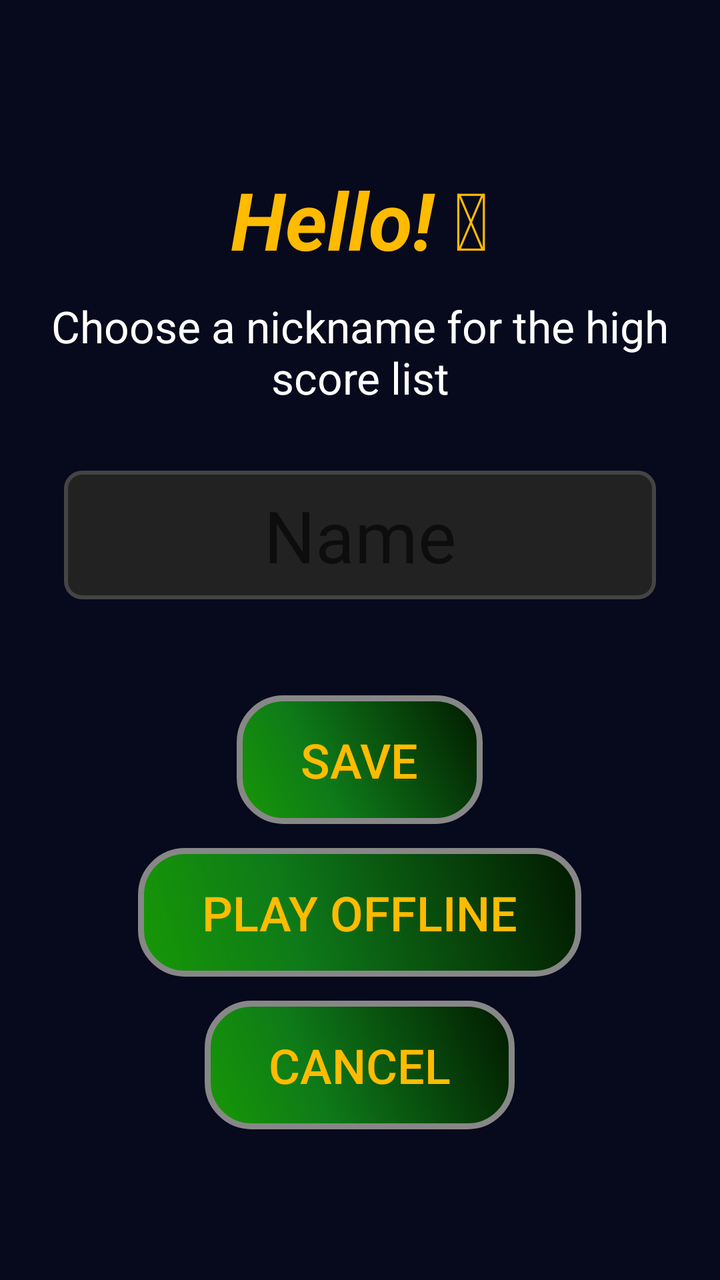
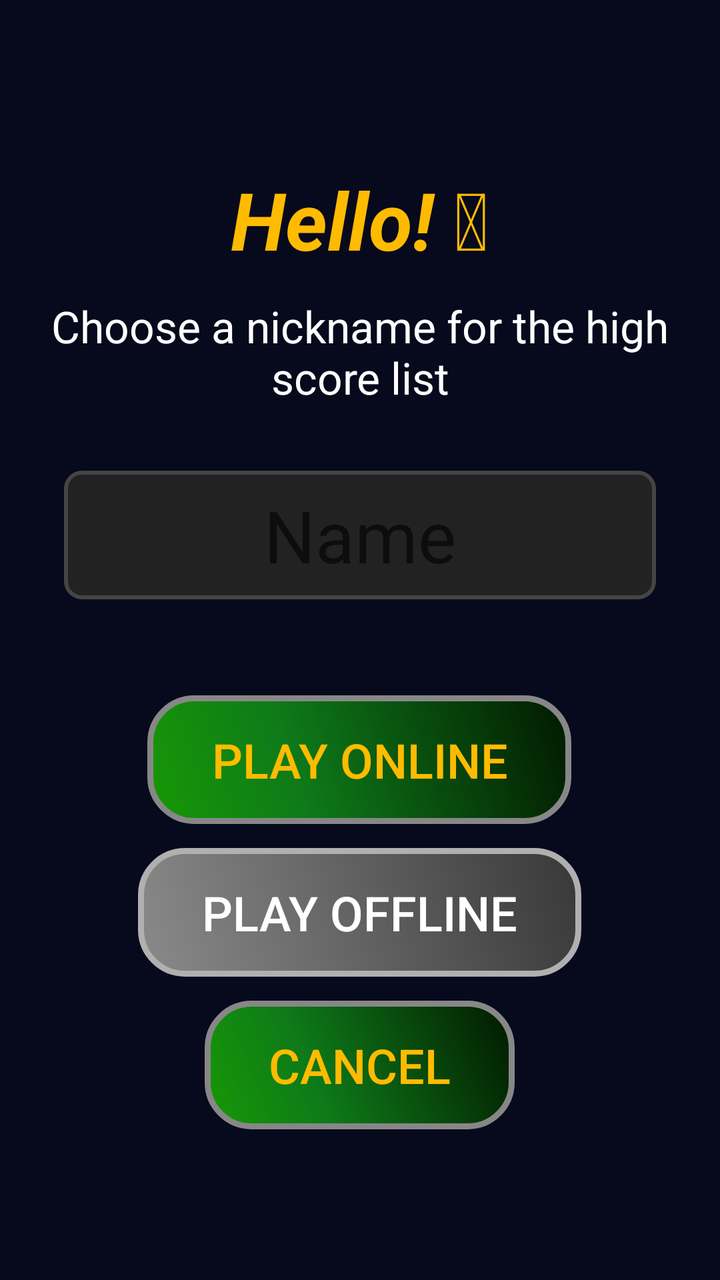

Compare the two renders of this Android layout. The source of the first and the diff that turns it into the second are given below.
<!-- AndroidManifest.xml: application theme AppTheme -->
<!-- res/layout/username_creation.xml -->
<?xml version="1.0" encoding="utf-8"?>
<LinearLayout
        xmlns:android="http://schemas.android.com/apk/res/android"
        android:orientation="vertical"
        android:gravity="center_vertical"
        android:layout_width="match_parent"
        android:layout_height="match_parent">
    <LinearLayout
            android:layout_width="match_parent"
            android:layout_height="wrap_content"
            android:orientation="vertical"
            >
        <LinearLayout
                android:layout_width="wrap_content"
                android:layout_height="wrap_content"
                android:orientation="vertical"
                android:layout_gravity="center">
            <TextView
                    android:layout_width="match_parent"
                    android:layout_height="wrap_content"
                    android:text="@string/your_name"
                    android:id="@+id/your_name"
                    android:textAlignment="center"
                    android:textColor="@color/gold"
                    android:textSize="40sp"
                    android:padding="8sp"
                    android:textStyle="bold|italic"
                    android:enabled="true"
                    android:gravity="center_horizontal"/>
            <TextView
                    android:layout_width="match_parent"
                    android:layout_height="wrap_content"
                    android:text="@string/choose_nickname"
                    android:textAlignment="center"
                    android:textColor="@color/white"
                    android:textSize="22sp"
                    android:layout_marginTop="4dp"
                    android:gravity="center_horizontal"/>
            <EditText
                    android:layout_width="wrap_content"
                    android:layout_height="wrap_content"
                    android:inputType="textPersonName"
                    android:autofillHints="username"
                    android:hint="@string/username_hint"
                    android:background="@drawable/input_background"
                    android:ems="10"
                    android:maxLength="12"
                    android:id="@+id/username_field"
                    android:layout_gravity="center_horizontal"
                    android:textSize="36sp"
                    android:layout_margin="32dp"
                    android:textColor="@color/white"
                    android:textAlignment="center"
                    android:enabled="true"/>
        </LinearLayout>
        <LinearLayout
                android:orientation="vertical"
                android:layout_width="wrap_content"
                android:layout_height="wrap_content"
                android:layout_gravity="center_horizontal"
                android:layout_marginTop="16sp">
            <Button
                    style="?android:attr/buttonBarButtonStyle"
                    android:layout_width="wrap_content"
                    android:layout_height="wrap_content"
                    android:text="@string/save"
                    android:id="@+id/save"
                    android:onClick="saveUsername"
                    android:textSize="24sp"
                    android:background="@drawable/button"
                    android:layout_gravity="center_horizontal"
                    android:textColor="@color/gold"
                    android:enabled="true"
                    android:clickable="true"
                    android:focusable="true" />
            <Button
                    style="?android:attr/buttonBarButtonStyle"
                    android:layout_width="wrap_content"
                    android:layout_height="wrap_content"
                    android:id="@+id/continue_offline"
                    android:onClick="saveUsernameOffline"
                    android:text="@string/continue_offline"
                    android:textSize="24sp"
                    android:background="@drawable/button"
                    android:textColor="@color/gold"
                    android:layout_gravity="center_horizontal"
                    android:layout_marginTop="12sp"
                    android:clickable="true"
                    android:enabled="true"
                    android:focusable="true" />
            <Button
                    style="?android:attr/buttonBarButtonStyle"
                    android:layout_width="wrap_content"
                    android:layout_height="wrap_content"
                    android:id="@+id/cancel"
                    android:onClick="showUsernameSelectionScreen"
                    android:textSize="24sp"
                    android:background="@drawable/button"
                    android:text="@string/cancel"
                    android:textColor="@color/gold"
                    android:layout_gravity="center_horizontal"
                    android:layout_marginTop="12sp"
                    android:clickable="true"
                    android:enabled="true"
                    android:focusable="true"/>
        </LinearLayout>
    </LinearLayout>
</LinearLayout>
<!-- resources referenced by this layout -->
<resources>
  <color name="gold">#FFBB00</color>
  <color name="white">#ffffff</color>
  <!-- drawable button (drawable) -->
  <?xml version="1.0" encoding="utf-8"?>
  <shape xmlns:android="http://schemas.android.com/apk/res/android" android:shape="rectangle" >
      <corners android:radius="22dp"/>
      <gradient
          android:angle="45"
          android:centerX="35%"
          android:centerColor="#0E7A19"
          android:startColor="#179805"
          android:endColor="#021900"
          android:type="linear"/>
      <padding
          android:left="32sp"
          android:top="16sp"
          android:right="32sp"
          android:bottom="16sp"/>
      <stroke
          android:width="3dp"
          android:color="#878787"/>
  </shape>
  <!-- drawable input_background (drawable) -->
  <?xml version="1.0" encoding="utf-8"?>
  <shape xmlns:android="http://schemas.android.com/apk/res/android"
      android:shape="rectangle">
      <solid android:color="#222222" />
      <corners android:radius="8dp" />
      <stroke
          android:width="2dp"
          android:color="#444444" />
      <padding
          android:bottom="8dp"
          android:left="16dp"
          android:right="16dp"
          android:top="8dp" />
  </shape>
  <string name="cancel">Cancel</string>
  <string name="choose_nickname">Choose a nickname for the high score list</string>
  <string name="continue_offline">Play offline</string>
  <string name="save">Save</string>
  <string name="username_hint">Name</string>
  <string name="your_name">Hello! 👋</string>
  <style name="AppTheme" parent="Base.Theme.AppCompat.Light.DarkActionBar">
          <item name="android:windowBackground">@color/black</item>
      </style>
  <color name="black">#07091C</color>
</resources>

<!-- the commit's change to res/layout/username_creation.xml (unified diff, before → after) -->
@@ -63,7 +63,7 @@
                     style="?android:attr/buttonBarButtonStyle"
                     android:layout_width="wrap_content"
                     android:layout_height="wrap_content"
-                    android:text="@string/save"
+                    android:text="@string/play_online"
                     android:id="@+id/save"
                     android:onClick="saveUsername"
                     android:textSize="24sp"
@@ -81,8 +81,8 @@
                     android:onClick="saveUsernameOffline"
                     android:text="@string/continue_offline"
                     android:textSize="24sp"
-                    android:background="@drawable/button"
-                    android:textColor="@color/gold"
+                    android:background="@drawable/button_offline"
+                    android:textColor="@color/white"
                     android:layout_gravity="center_horizontal"
                     android:layout_marginTop="12sp"
                     android:clickable="true"
<!-- resource entries referenced after the edit -->
@@ -22,6 +22,26 @@
           android:width="3dp"
           android:color="#878787"/>
   </shape>
+  <!-- drawable button_offline (drawable) -->
+  <?xml version="1.0" encoding="utf-8"?>
+  <shape xmlns:android="http://schemas.android.com/apk/res/android" android:shape="rectangle">
+      <corners android:radius="22dp"/>
+      <gradient
+          android:angle="45"
+          android:centerX="35%"
+          android:centerColor="#6E6E6E"
+          android:startColor="#8A8A8A"
+          android:endColor="#383838"
+          android:type="linear"/>
+      <padding
+          android:left="32sp"
+          android:top="16sp"
+          android:right="32sp"
+          android:bottom="16sp"/>
+      <stroke
+          android:width="3dp"
+          android:color="#B0B0B0"/>
+  </shape>
   <!-- drawable input_background (drawable) -->
   <?xml version="1.0" encoding="utf-8"?>
   <shape xmlns:android="http://schemas.android.com/apk/res/android"
@@ -40,7 +60,7 @@
   <string name="cancel">Cancel</string>
   <string name="choose_nickname">Choose a nickname for the high score list</string>
   <string name="continue_offline">Play offline</string>
-  <string name="save">Save</string>
+  <string name="play_online">Play online</string>
   <string name="username_hint">Name</string>
   <string name="your_name">Hello! 👋</string>
   <style name="AppTheme" parent="Base.Theme.AppCompat.Light.DarkActionBar">
